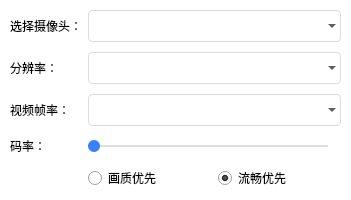
cloudroomSDK/API-Demo, file MacOS/src/TestVideoSetting/DlgVideoSet.ui: the form before one commit.
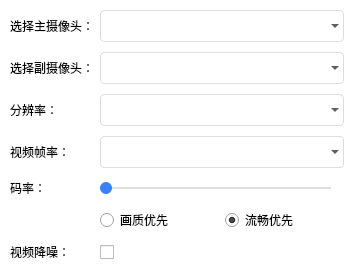
The form after the commit. Icons and pictures are not drawn.

Commit message: CRVideoSDK_CPP_Mac_V4.21.1.11

Patch:
```diff
--- a/MacOS/src/TestVideoSetting/DlgVideoSet.ui
+++ b/MacOS/src/TestVideoSetting/DlgVideoSet.ui
@@ -6,8 +6,8 @@
    <rect>
     <x>0</x>
     <y>0</y>
-    <width>351</width>
-    <height>199</height>
+    <width>354</width>
+    <height>273</height>
    </rect>
   </property>
   <property name="windowTitle">
@@ -96,7 +96,7 @@
    <item row="0" column="0">
     <widget class="QLabel" name="label">
      <property name="text">
-      <string>选择摄像头：</string>
+      <string>选择主摄像头：</string>
      </property>
     </widget>
    </item>
@@ -104,33 +104,43 @@
     <widget class="QComboBox" name="cbBx_camSel"/>
    </item>
    <item row="1" column="0">
+    <widget class="QLabel" name="label_5">
+     <property name="text">
+      <string>选择副摄像头：</string>
+     </property>
+    </widget>
+   </item>
+   <item row="1" column="1">
+    <widget class="QComboBox" name="cbBx_camSel_2"/>
+   </item>
+   <item row="2" column="0">
     <widget class="QLabel" name="label_2">
      <property name="text">
       <string>分辨率：</string>
      </property>
     </widget>
    </item>
-   <item row="1" column="1">
+   <item row="2" column="1">
     <widget class="QComboBox" name="cbBx_resolution"/>
    </item>
-   <item row="2" column="0">
+   <item row="3" column="0">
     <widget class="QLabel" name="label_3">
      <property name="text">
       <string>视频帧率：</string>
      </property>
     </widget>
    </item>
-   <item row="2" column="1">
+   <item row="3" column="1">
     <widget class="QComboBox" name="cbBx_fps"/>
    </item>
-   <item row="3" column="0">
+   <item row="4" column="0">
     <widget class="QLabel" name="label_4">
      <property name="text">
       <string>码率：</string>
      </property>
     </widget>
    </item>
-   <item row="3" column="1">
+   <item row="4" column="1">
     <layout class="QHBoxLayout" name="horizontalLayout">
      <item>
       <widget class="QSlider" name="sld_bps">
@@ -144,7 +154,7 @@
      </item>
     </layout>
    </item>
-   <item row="4" column="1">
+   <item row="5" column="1">
     <layout class="QHBoxLayout" name="horizontalLayout_2">
      <item>
       <widget class="QRadioButton" name="rb_qualityMode">
@@ -165,6 +175,23 @@
      </item>
     </layout>
    </item>
+   <item row="6" column="1">
+    <widget class="QCheckBox" name="ck_denoise">
+     <property name="styleSheet">
+      <string notr="true">color: rgba(0, 0, 0,0);</string>
+     </property>
+     <property name="text">
+      <string>aaaaaaaaaaaaaaaaaaaaa</string>
+     </property>
+    </widget>
+   </item>
+   <item row="6" column="0">
+    <widget class="QLabel" name="label_6">
+     <property name="text">
+      <string>视频降噪：</string>
+     </property>
+    </widget>
+   </item>
   </layout>
  </widget>
  <layoutdefault spacing="6" margin="11"/>
```
The commit also changes 55 other files.
